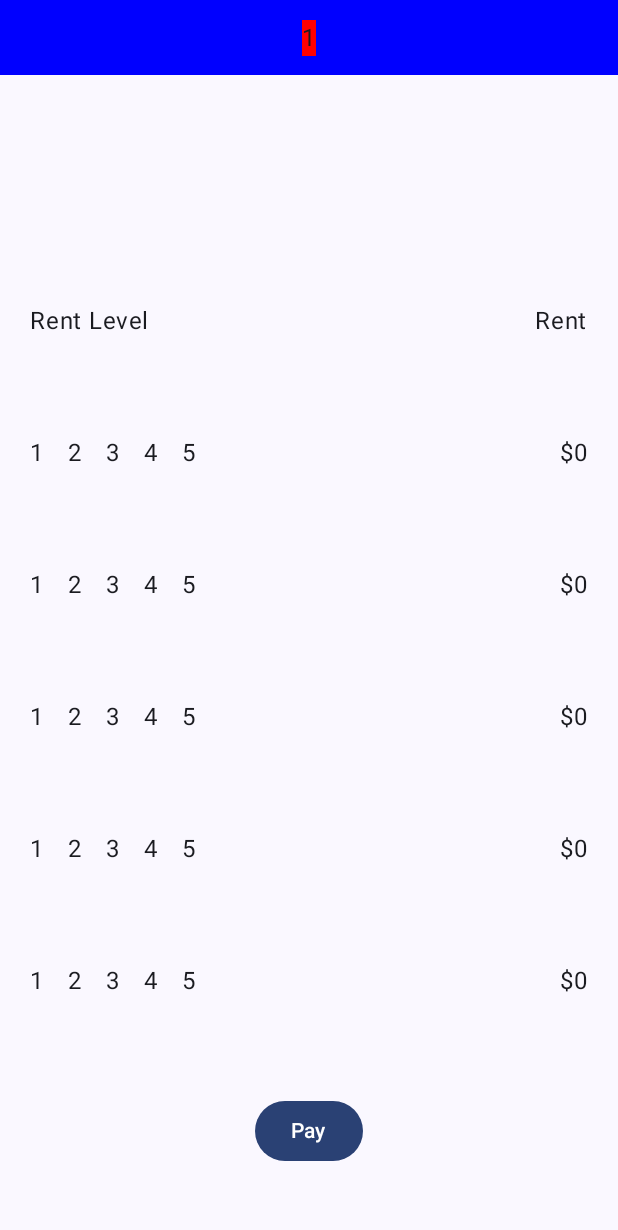
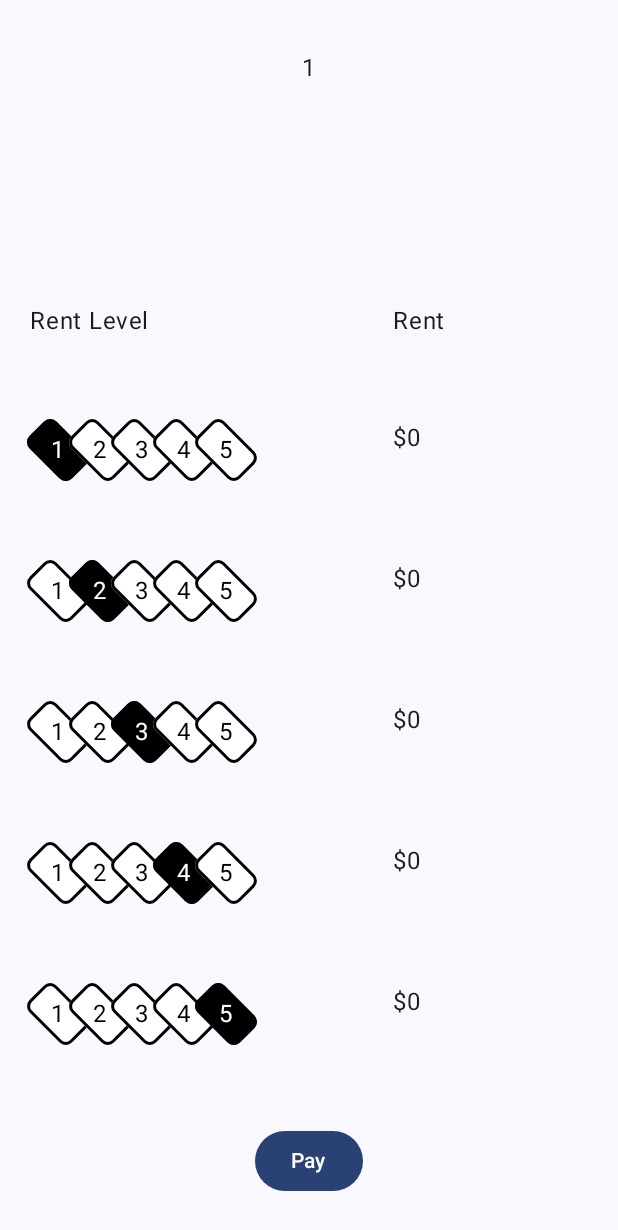
Before and after one commit to Rinzler8x/MonopolyUltimateBanker, an Android app built with Jetpack Compose: the screen it shows after launch (MainActivity), on a phone screen of 412 x 824 dp. Shown: the top 1230 px of the screen. Run offline under Robolectric (Android 15) with nearby library versions, the phone set to English and light mode, and no system bars; our stand-ins replace Dagger/Hilt's generated code, Firebase (no records; nobody signed in at launch, a user with empty details on screens opened directly), Room's generated code; libraries missing offline, so code that uses them is left out: androidx.camera.core, androidx.camera.mlkit, androidx.camera.view.

Commit message:
Base layout of the PropertyCard done.

```diff
--- a/app/src/main/java/com/example/monopolyultimatebanker/ui/screens/propertycard/PropertyCard.kt
+++ b/app/src/main/java/com/example/monopolyultimatebanker/ui/screens/propertycard/PropertyCard.kt
@@ -1,13 +1,17 @@
 package com.example.monopolyultimatebanker.ui.screens.propertycard
 
 import androidx.compose.foundation.background
+import androidx.compose.foundation.border
 import androidx.compose.foundation.layout.Arrangement
+import androidx.compose.foundation.layout.Box
 import androidx.compose.foundation.layout.Column
 import androidx.compose.foundation.layout.Row
+import androidx.compose.foundation.layout.Spacer
 import androidx.compose.foundation.layout.fillMaxHeight
 import androidx.compose.foundation.layout.fillMaxWidth
 import androidx.compose.foundation.layout.height
 import androidx.compose.foundation.layout.padding
+import androidx.compose.foundation.shape.RoundedCornerShape
 import androidx.compose.material3.Button
 import androidx.compose.material3.Scaffold
 import androidx.compose.material3.Text
@@ -15,6 +19,7 @@ import androidx.compose.runtime.Composable
 import androidx.compose.runtime.getValue
 import androidx.compose.ui.Alignment
 import androidx.compose.ui.Modifier
+import androidx.compose.ui.draw.rotate
 import androidx.compose.ui.graphics.Color
 import androidx.compose.ui.res.stringResource
 import androidx.compose.ui.unit.dp
@@ -39,18 +44,23 @@ fun PropertyCard(
 
     Scaffold { innerPadding ->
         Column(
-            modifier = modifier.padding(innerPadding).fillMaxHeight(),
+            modifier = modifier
+                .padding(innerPadding)
+                .padding(20.dp)
+                .fillMaxHeight(),
             horizontalAlignment = Alignment.CenterHorizontally,
-            verticalArrangement = Arrangement.spacedBy(64.dp)
+            verticalArrangement = Arrangement.spacedBy(54.dp)
         ) {
             Row(
-                modifier = modifier.background(Color.Blue).fillMaxWidth().height(50.dp),
+                modifier = modifier
+                    .background(Color(propertyState.color))
+                    .fillMaxWidth()
+                    .height(50.dp),
                 horizontalArrangement = Arrangement.Center,
                 verticalAlignment = Alignment.CenterVertically
             ) {
                 Text(
                     text = propertyState.propertyNo.toString(),
-                    modifier = modifier.background(color = Color.Red)
                 )
             }
 
@@ -58,38 +68,83 @@ fun PropertyCard(
                 text = propertyState.propertyName,
             )
 
-            Row(
-                horizontalArrangement = Arrangement.SpaceBetween,
-                modifier = modifier.fillMaxWidth().padding(horizontal = 20.dp)
+            Row {
+                Column(
+                    modifier = modifier.weight(.65f)
                 ) {
                     Text(
                         text = "Rent Level"
                     )
+                }
+
+                Column(
+                    modifier = modifier.weight(.35f)
+                ) {
                     Text(
                         text = "Rent"
                     )
                 }
+            }
 
-            repeat(5) {
+            repeat(5) { firstLoop ->
+                Row {
+                    Column(
+                        modifier = modifier.weight(.65f)
+                    ) {
                         Row(
-                    horizontalArrangement = Arrangement.SpaceBetween,
-                    modifier = modifier.fillMaxWidth().padding(horizontal = 20.dp)
+                            modifier = modifier.padding(horizontal = 6.dp),
                         ) {
-                    Row {
-                        repeat(5) {
+                            repeat(5) { secondLoop ->
+                                Box(
+                                    modifier = if(firstLoop == secondLoop) {
+                                        modifier
+                                            .rotate(-45f)
+                                            .border(
+                                                width = 2.dp,
+                                                color = Color.Black,
+                                                shape = RoundedCornerShape(6.dp)
+                                            )
+                                            .background(Color.Black, RoundedCornerShape(6.dp))
+                                            .padding(8.dp)
+                                    } else {
+                                        Modifier
+                                            .rotate(-45f)
+                                            .border(
+                                                width = 2.dp,
+                                                color = Color.Black,
+                                                shape = RoundedCornerShape(6.dp)
+                                            )
+                                        .background(Color.White, RoundedCornerShape(6.dp))
+                                            .padding(8.dp)
+                                    },
+                                ) {
                                     Text(
-                                text = it.plus(1).toString(),
-                                modifier = modifier.padding(end = 16.dp)
+                                        text = secondLoop.plus(1).toString(),
+                                        color = if(firstLoop == secondLoop) {
+                                            Color.White
+
+                                        } else {
+                                            Color.Black
+                                        },
+                                        modifier = modifier.rotate(45f)
+                                    )
+                                }
+                                Spacer(
+                                    modifier = modifier.padding(horizontal = 1.dp)
                                 )
                             }
                         }
-
+                    }
+                    Column(
+                        modifier = modifier.weight(.35f)
+                    ) {
                         //Dynamically change the field variable
-                    val fieldName = "rentLevel${it + 1}"
+                        val fieldName = "rentLevel${firstLoop + 1}"
                         val field: Field = propertyState.javaClass.getDeclaredField(fieldName)
                         field.isAccessible = true // Make the field accessible
                         val rentValue = field.get(propertyState) as Int
                         Text(text = "$${rentValue}")
+                    }
                 }
             }
 
```
Lines whose indentation alone changed are shown as unchanged.
